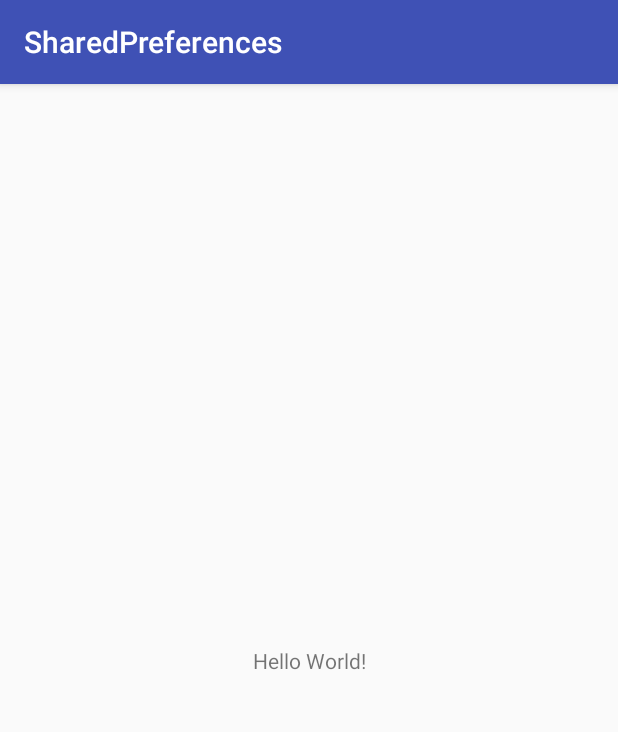
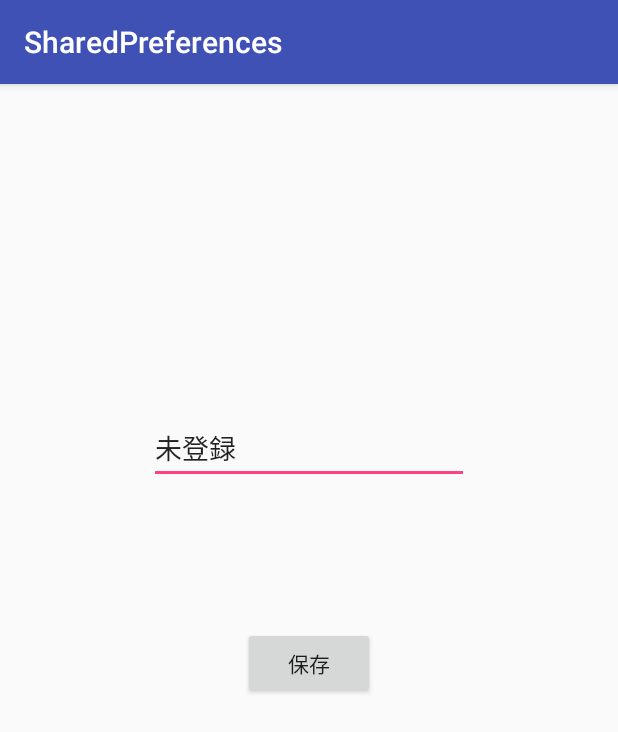
Before and after one commit to syaka1988/study-android, an Android app: the screen it shows after launch (MainActivity), on a phone screen of 412 x 824 dp. Shown: the top 732 px of the screen. Run offline under Robolectric (Android 15) with nearby library versions, the phone set to English and light mode, and no system bars.

Commit message:
SharedPreferencesプロジェクト完成

```diff
--- a/SharedPreferences/app/src/main/java/com/example/sharedpreferences/MainActivity.kt
+++ b/SharedPreferences/app/src/main/java/com/example/sharedpreferences/MainActivity.kt
@@ -1,12 +1,29 @@
 package com.example.sharedpreferences
 
+import android.content.Context
 import android.support.v7.app.AppCompatActivity
 import android.os.Bundle
+import android.widget.Button
+import android.widget.EditText
 
 class MainActivity : AppCompatActivity() {
 
     override fun onCreate(savedInstanceState: Bundle?) {
         super.onCreate(savedInstanceState)
         setContentView(R.layout.activity_main)
+
+        val pref = getSharedPreferences("file_name", Context.MODE_PRIVATE)
+
+        val storedText = pref.getString("key", "未登録")
+
+        val editText = findViewById<EditText>(R.id.editText)
+        editText.setText(storedText)
+
+        val button = findViewById<Button>(R.id.store)
+
+        button.setOnClickListener {
+            val inputText = editText.text.toString()
+            pref.edit().putString("key", inputText).apply()
+        }
     }
 }
--- a/SharedPreferences/app/src/main/res/layout/activity_main.xml
+++ b/SharedPreferences/app/src/main/res/layout/activity_main.xml
@@ -6,13 +6,34 @@
     android:layout_height="match_parent"
     tools:context=".MainActivity">
 
-    <TextView
+    <EditText
+        android:id="@+id/editText"
         android:layout_width="wrap_content"
         android:layout_height="wrap_content"
-        android:text="Hello World!"
+        android:layout_marginBottom="8dp"
+        android:layout_marginEnd="8dp"
+        android:layout_marginStart="8dp"
+        android:layout_marginTop="8dp"
+        android:ems="10"
+        android:inputType="textPersonName"
         app:layout_constraintBottom_toBottomOf="parent"
-        app:layout_constraintLeft_toLeftOf="parent"
-        app:layout_constraintRight_toRightOf="parent"
-        app:layout_constraintTop_toTopOf="parent" />
+        app:layout_constraintEnd_toEndOf="parent"
+        app:layout_constraintStart_toStartOf="parent"
+        app:layout_constraintTop_toTopOf="parent"
+        app:layout_constraintVertical_bias="0.3" />
 
+    <Button
+        android:id="@+id/store"
+        android:layout_width="wrap_content"
+        android:layout_height="wrap_content"
+        android:layout_marginBottom="8dp"
+        android:layout_marginEnd="8dp"
+        android:layout_marginStart="8dp"
+        android:layout_marginTop="8dp"
+        android:text="保存"
+        app:layout_constraintBottom_toBottomOf="parent"
+        app:layout_constraintEnd_toEndOf="parent"
+        app:layout_constraintStart_toStartOf="parent"
+        app:layout_constraintTop_toBottomOf="@+id/editText"
+        app:layout_constraintVertical_bias="0.19999999" />
 </android.support.constraint.ConstraintLayout>
```
